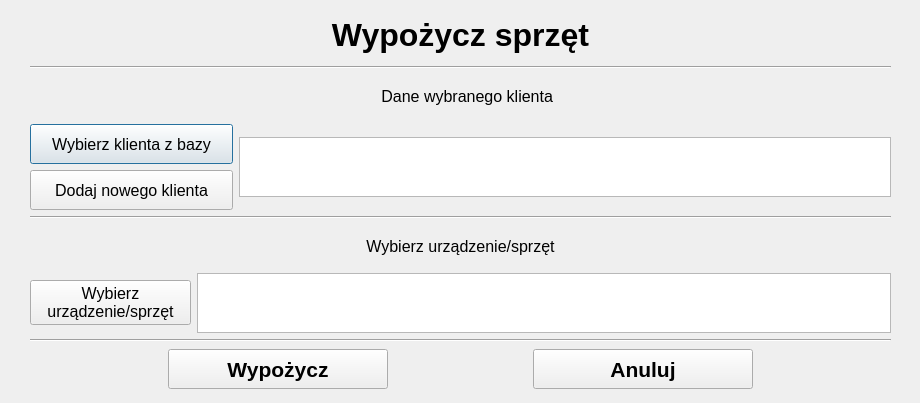
The window that addhire.ui (gumikola/rental_app) describes before a commit, drawn with Qt 5.
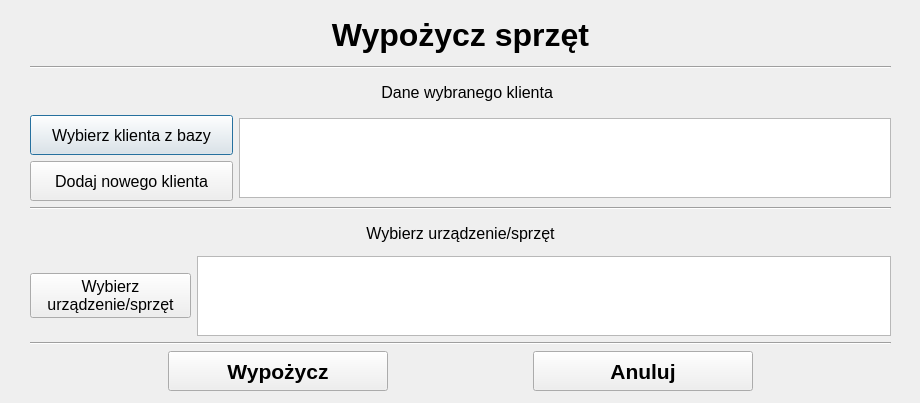
The same window after the commit.

What changed in the file:
```diff
--- a/addhire.ui
+++ b/addhire.ui
@@ -123,13 +123,13 @@
         <property name="minimumSize">
          <size>
           <width>0</width>
-          <height>60</height>
+          <height>80</height>
          </size>
         </property>
         <property name="maximumSize">
          <size>
           <width>16777215</width>
-          <height>60</height>
+          <height>80</height>
          </size>
         </property>
        </widget>
@@ -187,13 +187,13 @@
         <property name="minimumSize">
          <size>
           <width>0</width>
-          <height>60</height>
+          <height>80</height>
          </size>
         </property>
         <property name="maximumSize">
          <size>
           <width>16777215</width>
-          <height>60</height>
+          <height>80</height>
          </size>
         </property>
        </widget>
```
